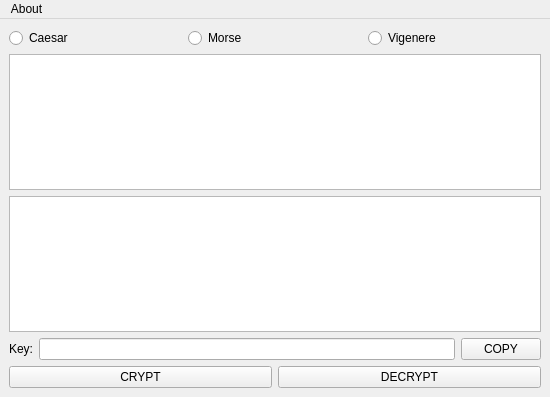
JMax45/JMax-Encryption-Tools, file design/design.ui: the form before one commit.
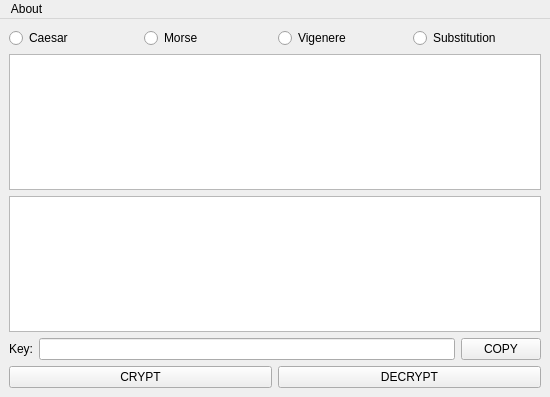
The form after the commit.

Commit message: Substitution Method

What changed in the file:
```diff
--- a/design/design.ui
+++ b/design/design.ui
@@ -38,6 +38,13 @@
         </property>
        </widget>
       </item>
+      <item>
+       <widget class="QRadioButton" name="radioButton_4">
+        <property name="text">
+         <string>Substitution</string>
+        </property>
+       </widget>
+      </item>
      </layout>
     </item>
     <item>
```
The commit also changes 4 other files.
